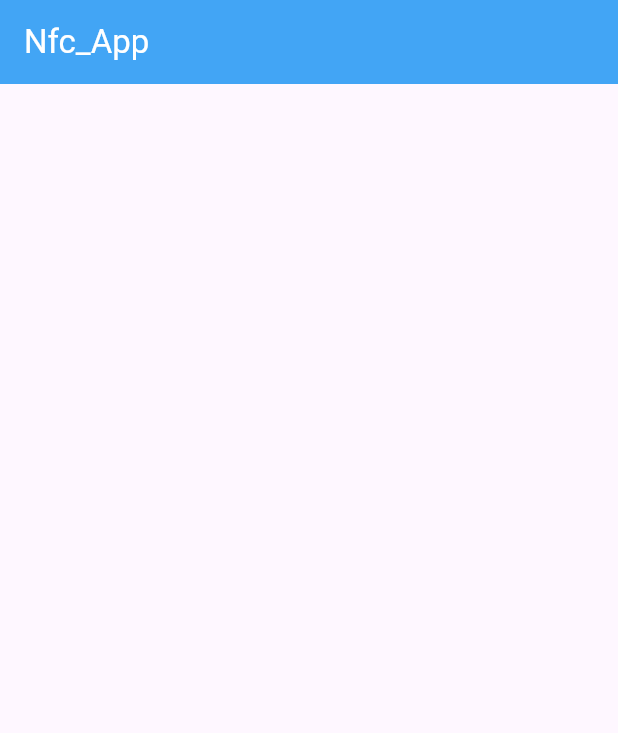
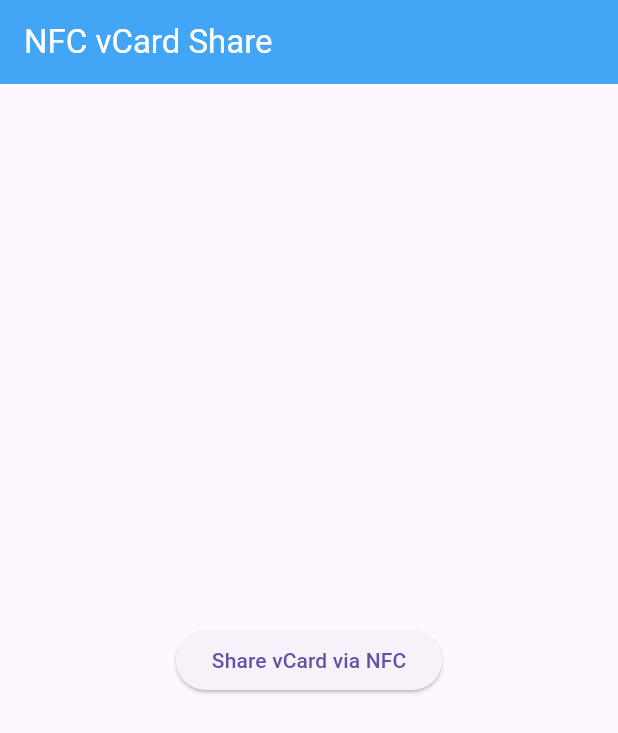
Before and after one commit to Muhammad-Usman08/Nfc-in-Flutter, a Flutter app: the screen it shows after launch, on a phone screen of 412 x 824 dp. Shown: the top 733 px of the screen. Run offline on Flutter 3.47's test engine with Material 3 defaults, Android fonts, the phone set to English and light mode, and no system bars; missing offline and left inert: nfc_manager; statements that could not run were skipped.

Commit message:
nfc added

```diff
--- a/lib/main.dart
+++ b/lib/main.dart
@@ -10,7 +10,8 @@ class MyApp extends StatelessWidget {
   @override
   Widget build(BuildContext context) {
     return MaterialApp(
-      home: HomeView(),
+      home: NFCVCardShare(),
+      debugShowCheckedModeBanner: false,
     );
   }
 }
--- a/lib/views/home_view.dart
+++ b/lib/views/home_view.dart
@@ -1,17 +1,96 @@
+import 'dart:typed_data';
+
 import 'package:flutter/material.dart';
+import 'package:nfc_manager/nfc_manager.dart';
 
-class HomeView extends StatelessWidget {
-  const HomeView({super.key});
+class NFCVCardShare extends StatefulWidget {
+  @override
+  _NFCVCardShareState createState() => _NFCVCardShareState();
+}
+
+class _NFCVCardShareState extends State<NFCVCardShare> {
+  bool _nfcAvailable = false;
+
+  @override
+  void initState() {
+    super.initState();
+    // Check if NFC is available on the device
+    NfcManager.instance.isAvailable().then((isAvailable) {
+      setState(() {
+        _nfcAvailable = isAvailable;
+      });
+    });
+  }
+
+ void _shareVCard() async {
+  if (!_nfcAvailable) {
+    ScaffoldMessenger.of(context).showSnackBar(
+      SnackBar(content: Text('NFC is not available on this device')),
+    );
+    return;
+  }
+
+  // Create a vCard string
+  String vCard = '''
+  BEGIN:VCARD
+  VERSION:3.0
+  FN:Muhammad Usman
+  TEL:03197344951
+  EMAIL:MuhammadUsman@alisonstech.com
+  END:VCARD
+  ''';
+
+  // Convert the vCard string into Uint8List
+  Uint8List vCardBytes = Uint8List.fromList(vCard.codeUnits);
+
+  try {
+    await NfcManager.instance.startSession(
+      onDiscovered: (NfcTag tag) async {
+        final ndef = Ndef.from(tag);
+        if (ndef == null || !ndef.isWritable) {
+          ScaffoldMessenger.of(context).showSnackBar(
+            SnackBar(content: Text('Tag is not writable')),
+          );
+          return;
+        }
+
+        // Create an NDEF record with MIME type
+        final record = NdefRecord.createMime(
+          'text/vcard', // MIME type for vCard
+          vCardBytes,
+        );
+
+        // Write the NDEF message
+        await ndef.write(NdefMessage([record]));
+
+        ScaffoldMessenger.of(context).showSnackBar(
+          SnackBar(content: Text('vCard shared successfully')),
+        );
+
+        await NfcManager.instance.stopSession();
+      },
+    );
+  } catch (e) {
+    ScaffoldMessenger.of(context).showSnackBar(
+      SnackBar(content: Text('Error sharing vCard: $e')),
+    );
+    await NfcManager.instance.stopSession();
+  }
+}
+
 
   @override
   Widget build(BuildContext context) {
     return Scaffold(
       appBar: AppBar(
-        title: Text('Nfc_App',
-            style: TextStyle(
-              color: Colors.white,
-            )),
-            backgroundColor: Colors.blue[400],
+        title: Text('NFC vCard Share', style: TextStyle(color: Colors.white)),
+        backgroundColor: Colors.blue[400]
+      ),
+      body: Center(
+        child: ElevatedButton(
+          onPressed: _shareVCard,
+          child: Text('Share vCard via NFC'),
+        ),
       ),
     );
   }
--- a/pubspec.yaml
+++ b/pubspec.yaml
@@ -36,6 +36,7 @@ dependencies:
   # Use with the CupertinoIcons class for iOS style icons.
   cupertino_icons: ^1.0.6
   flutter_nfc_kit: ^3.5.2
+  nfc_manager: ^3.5.0
 
 dev_dependencies:
   flutter_test:
```
Also changed, not shown: pubspec.lock, 1 other file.
